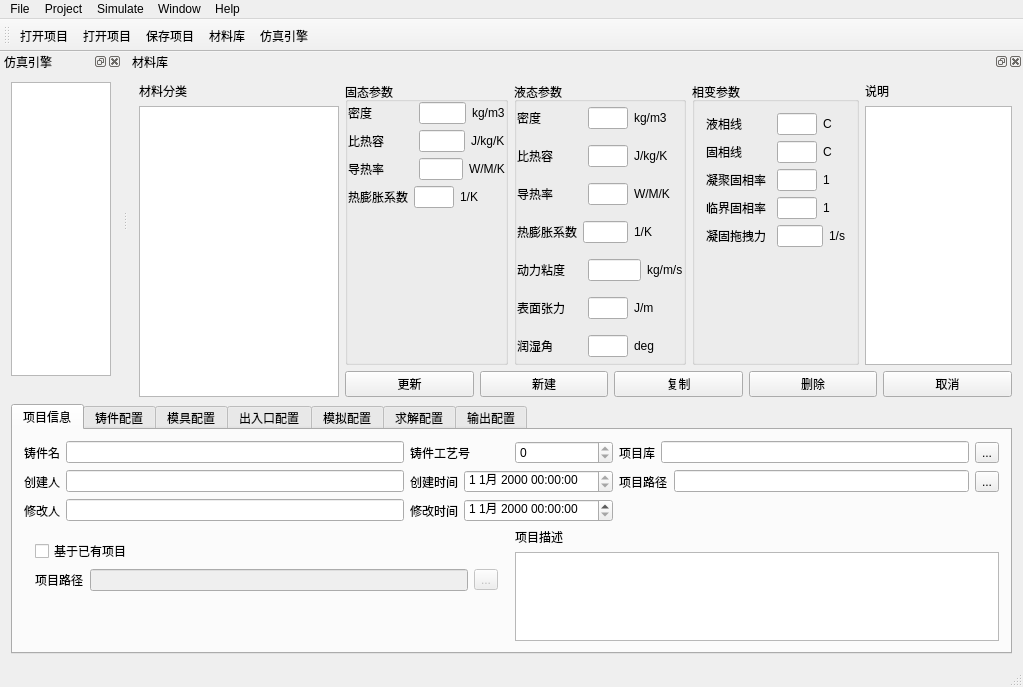
This is mainwindow.ui in zyzzyva8421/rebecca as Qt 5 draws it before an edit. The edited form follows.
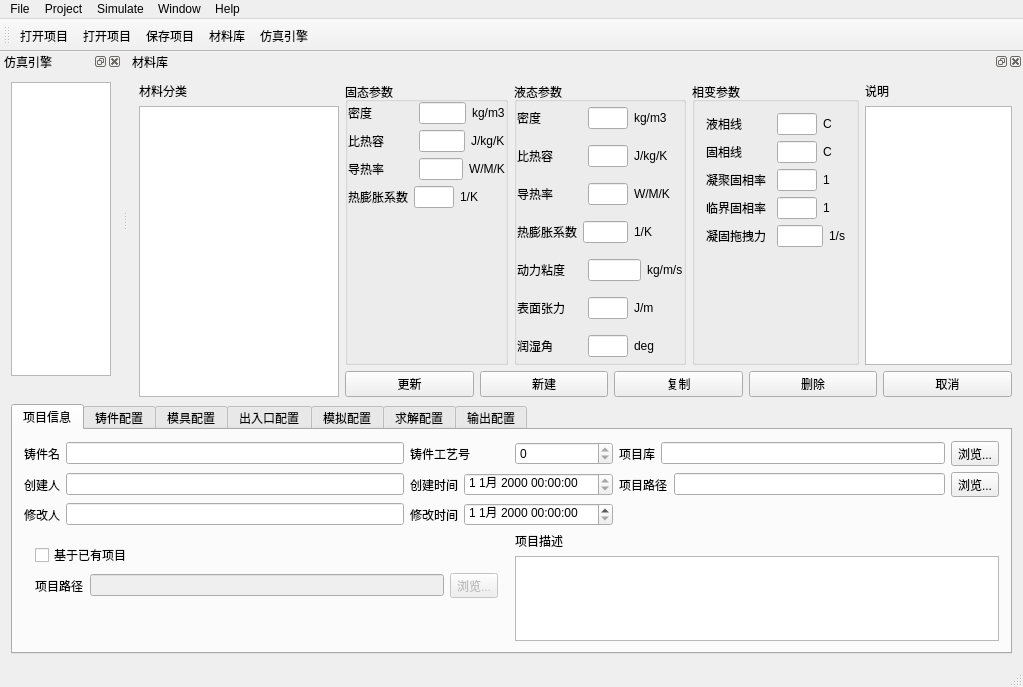
This is the edited form. The open tabs and pages were chosen to show the change. Icons and pictures are not drawn. Custom widgets are drawn as their Qt base class.

```diff
--- a/mainwindow.ui
+++ b/mainwindow.ui
@@ -325,7 +325,7 @@
               <item>
                <widget class="QToolButton" name="toolButton_projectLibrary">
                 <property name="text">
-                 <string>...</string>
+                 <string>浏览...</string>
                 </property>
                </widget>
               </item>
@@ -370,7 +370,7 @@
               <item>
                <widget class="QToolButton" name="toolButton_projectPath">
                 <property name="text">
-                 <string>...</string>
+                 <string>浏览...</string>
                 </property>
                </widget>
               </item>
@@ -458,7 +458,7 @@
                     <bool>false</bool>
                    </property>
                    <property name="text">
-                    <string>...</string>
+                    <string>浏览...</string>
                    </property>
                   </widget>
                  </item>
```
Left out of the diff: 12 changed lines with no effect on the pictures.
